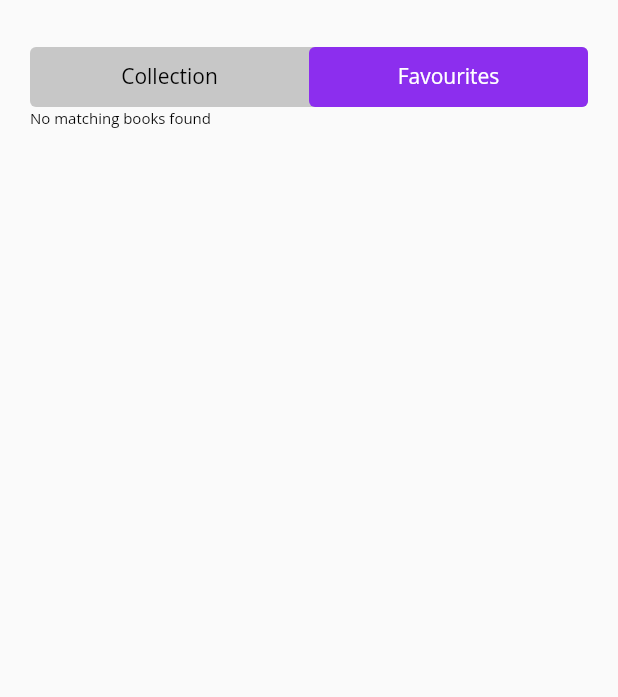
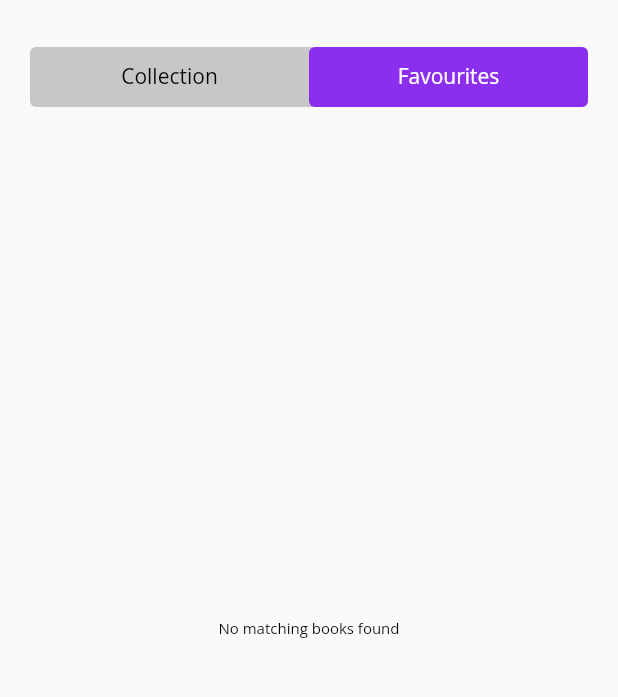
Before and after one commit to nhudang1511/e_book_app, a Flutter app: the LibraryScreen screen opened by its route, tab 2 chosen, on a phone screen of 412 x 824 dp, the part 58-755 px from its top. Run offline on Flutter 3.47's test engine with Material 2 defaults, Android fonts, the phone set to English and light mode, and no system bars; our stand-ins replace bloc, carousel_slider, cloud_firestore, equatable, firebase_auth, firebase_core and 4 more; missing offline and left inert: material_dialogs, popup_banner, translator; accounts and stored records are empty.

Commit message:
fix add, remove bookmark

```diff
--- a/lib/screen/library/library_screen.dart
+++ b/lib/screen/library/library_screen.dart
@@ -25,7 +25,7 @@ class _LibraryScreenState extends State<LibraryScreen> {
   @override
   void initState(){
     super.initState();
-    BlocProvider.of<LibraryBloc>(context).add(LoadLibrary());
+    //BlocProvider.of<LibraryBloc>(context).add(LoadLibrary());
   }
 
   @override
@@ -136,13 +136,11 @@ class FavouritesTab extends StatelessWidget {
   @override
   Widget build(BuildContext context) {
     return Scaffold(
-      body: SingleChildScrollView(
+      body: Center(
+        child: SingleChildScrollView(
             child: BlocBuilder<LibraryBloc, LibraryState>(
               builder: (context, state) {
-              if(state is LibraryLoading){
-                return const Text('Loading');
-              }
-              else if(state is LibraryLoaded){
+                if(state is LibraryLoaded){
                   List<Library> libraries = state.libraries.where((element) => element.userId == uId ).toList();
                   return BlocBuilder<BookBloc, BookState>(
                     builder: (context, state) {
@@ -164,16 +162,16 @@ class FavouritesTab extends StatelessWidget {
                         }
                       }
                       else{
-                      return const Text('Something went wrong in Book');
+                        return const CircularProgressIndicator();
                       }
                       },
                   );
                 }
                 else{
-                return const Text('Something went wrong in Library');
-              }
-  },
-)),
+                  return const CircularProgressIndicator();
+                }},)
+        ),
+      ),
     );
   }
 }
```
Also changed, not shown: lib/widget/book_items/book_card_main.dart (+5 -3 lines). Lines whose indentation alone changed are shown as unchanged.
